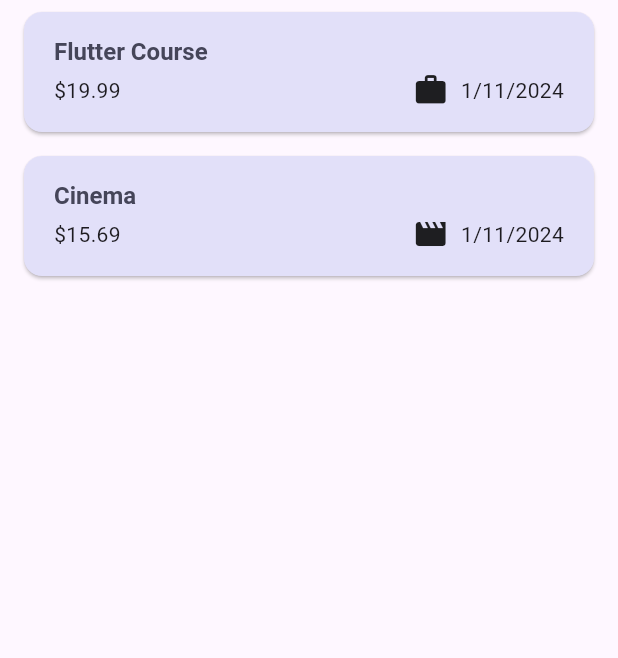
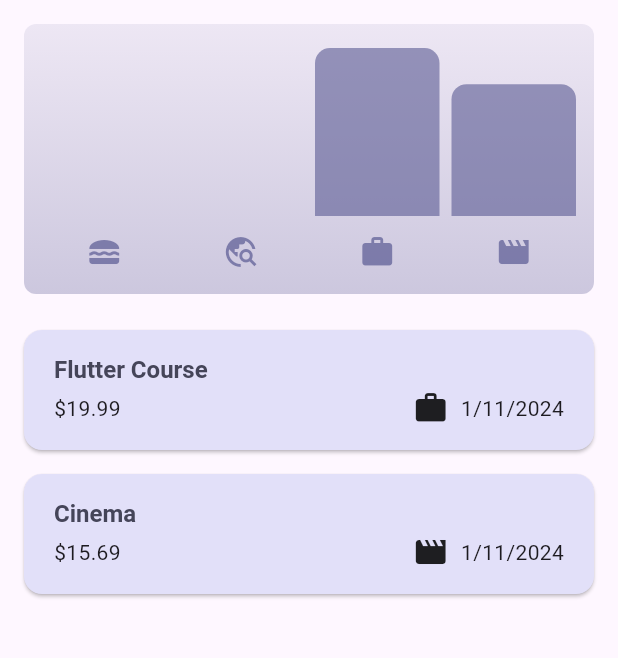
Before and after one commit to duytoann/flutter_expense_tracker_app, a Flutter app: the screen it shows after launch, on a phone screen of 412 x 824 dp, the part 84-742 px from its top. Run offline on Flutter 3.47's test engine with Material 3 defaults, Android fonts, the phone set to English and light mode, and no system bars.

Commit message:
130/adding chart widget

```diff
--- /dev/null
+++ b/lib/widgets/chart/char.dart
@@ -0,0 +1,84 @@
+import 'package:flutter/material.dart';
+import 'package:flutter_expenses_tracker/models/expense.dart';
+import 'package:flutter_expenses_tracker/widgets/chart/chart_bar.dart';
+
+class Chart extends StatelessWidget {
+  const Chart({super.key, required this.expenses});
+
+  final List<Expense> expenses;
+
+  List<ExpensesBucket> get buckets {
+    return [
+      ExpensesBucket.forCategory(expenses, Category.food),
+      ExpensesBucket.forCategory(expenses, Category.travel),
+      ExpensesBucket.forCategory(expenses, Category.work),
+      ExpensesBucket.forCategory(expenses, Category.leisure),
+    ];
+  }
+
+  double get maxTotalExpense {
+    double maxTotalExpense = 0;
+
+    for (final bucket in buckets) {
+      if (bucket.totalExpenses > maxTotalExpense) {
+        maxTotalExpense = bucket.totalExpenses;
+      }
+    }
+
+    return maxTotalExpense;
+  }
+
+  @override
+  Widget build(BuildContext context) {
+    final isDarkMode = MediaQuery.of(context).platformBrightness == Brightness.dark;
+
+    return Container(
+      margin: const EdgeInsets.all(16),
+      padding: const EdgeInsets.symmetric(vertical: 16, horizontal: 8),
+      width: double.infinity,
+      height: 180,
+      decoration: BoxDecoration(
+        borderRadius: BorderRadius.circular(8),
+        gradient: LinearGradient(
+          colors: [
+            Theme.of(context).colorScheme.primary.withOpacity(0.3),
+            Theme.of(context).colorScheme.primary.withOpacity(0.1),
+          ],
+          begin: Alignment.bottomCenter,
+          end: Alignment.topCenter,
+        ),
+      ),
+      child: Column(
+        children: [
+          Expanded(
+            child: Row(
+              crossAxisAlignment: CrossAxisAlignment.end,
+              children: [
+                for (final bucket in buckets)
+                  ChartBar(
+                    fill: bucket.totalExpenses == 0 ? 0 : bucket.totalExpenses / maxTotalExpense,
+                  ),
+              ],
+            ),
+          ),
+          const SizedBox(height: 12),
+          Row(
+            children: buckets
+                .map(
+                  (bucket) => Expanded(
+                    child: Padding(
+                      padding: const EdgeInsets.symmetric(horizontal: 4),
+                      child: Icon(
+                        categoryIcons[bucket.category],
+                        color: isDarkMode ? Theme.of(context).colorScheme.secondary : Theme.of(context).colorScheme.primary.withOpacity(0.7),
+                      ),
+                    ),
+                  ),
+                )
+                .toList(),
+          )
+        ],
+      ),
+    );
+  }
+}
--- /dev/null
+++ b/lib/widgets/chart/chart_bar.dart
@@ -0,0 +1,30 @@
+import 'package:flutter/material.dart';
+
+class ChartBar extends StatelessWidget {
+  const ChartBar({super.key, required this.fill});
+
+  final double fill;
+
+  @override
+  Widget build(BuildContext context) {
+    final isDarkMode = MediaQuery.of(context).platformBrightness == Brightness.dark;
+
+    return Expanded(
+      child: Padding(
+        padding: const EdgeInsets.symmetric(horizontal: 4),
+        child: FractionallySizedBox(
+          heightFactor: fill,
+          child: DecoratedBox(
+            decoration: BoxDecoration(
+              shape: BoxShape.rectangle,
+              borderRadius: const BorderRadius.vertical(
+                top: Radius.circular(10),
+              ),
+              color: isDarkMode ? Theme.of(context).colorScheme.secondary : Theme.of(context).colorScheme.primary.withOpacity(0.6),
+            ),
+          ),
+        ),
+      ),
+    );
+  }
+}
--- a/lib/widgets/expenses.dart
+++ b/lib/widgets/expenses.dart
@@ -2,6 +2,7 @@ import 'package:flutter/material.dart';
 import 'package:flutter_expenses_tracker/widgets/expenses_list/expenses_list.dart';
 
 import '../models/expense.dart';
+import 'chart/char.dart';
 import 'new_expense.dart';
 
 class Expenses extends StatefulWidget {
@@ -93,6 +94,7 @@ class _ExpensesState extends State<Expenses> {
       ),
       body: Column(
         children: [
+          Chart(expenses: _registeredExpenses),
           Expanded(
             child: mainContent,
           ),
```
